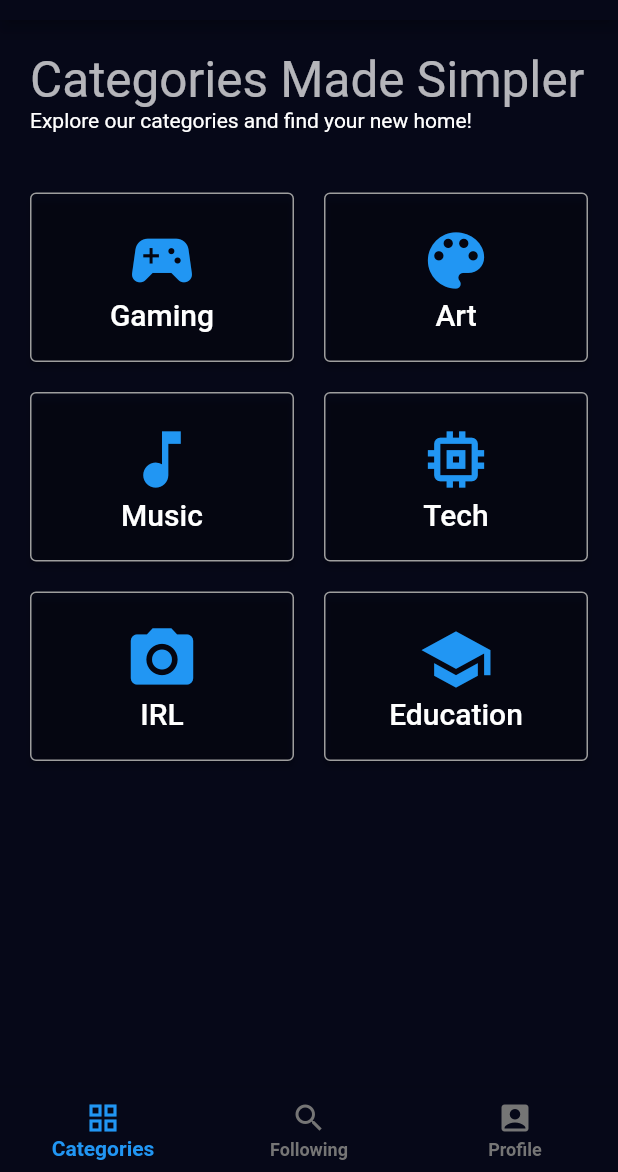
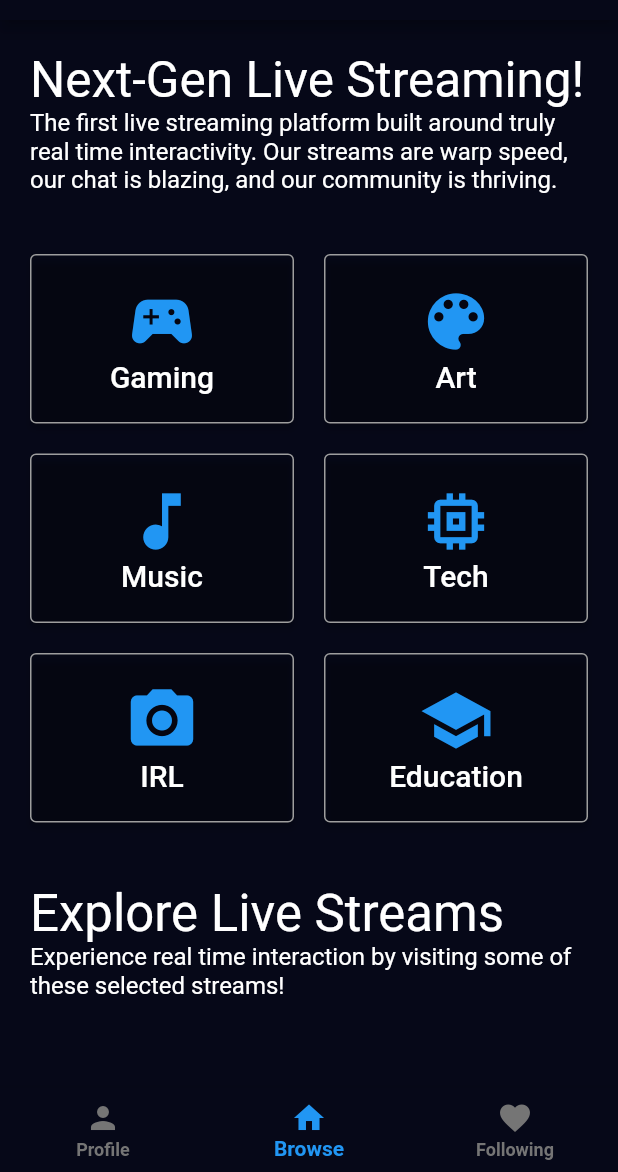
Before and after one commit to Glimesh/glimesh_app, a Flutter app: the screen it shows after launch, on a phone screen of 412 x 824 dp, the part 64-1236 px from its top. Run offline on Flutter 3.47's test engine with Material 2 defaults, Android fonts, the phone set to English and light mode, and no system bars; drawn by our look-alikes of auto_size_text; our stand-ins replace equatable, flutter_bloc, graphql_flutter; missing offline and left inert: flutter_webrtc, gql, gql_phoenix_link, janus_client, oauth2.

Commit message:
Stream titles, chat backgrounds, and more!

```diff
--- a/lib/main.dart
+++ b/lib/main.dart
@@ -1,4 +1,5 @@
 import 'package:flutter/material.dart';
+import 'package:glimesh_app/glimesh.dart';
 import 'package:glimesh_app/screens/CategoryListScreen.dart';
 import 'package:glimesh_app/screens/ChannelListScreen.dart';
 import 'package:glimesh_app/screens/ChannelScreen.dart';
@@ -13,9 +14,14 @@ class GlimeshApp extends StatelessWidget {
   Future<GraphQLClient> _client() async {
     const CLIENT_ID =
         String.fromEnvironment('GLIMESH_CLIENT_ID', defaultValue: 'FAKE_VALUE');
+    const CLIENT_SECRET = String.fromEnvironment('GLIMESH_CLIENT_SECRET',
+        defaultValue: 'FAKE_VALUE');
+
+    final oauthClient = await createOauthClient(CLIENT_ID, CLIENT_SECRET);
+    final token = oauthClient.credentials.accessToken;
 
     final _socketUrl =
-        'wss://glimesh.tv/api/socket/websocket?vsn=2.0.0&client_id=$CLIENT_ID';
+        'wss://glimesh.dev/api/graph/websocket?vsn=2.0.0&token=$token';
     final channel = PhoenixLink.createChannel(websocketUri: _socketUrl);
     final PhoenixLink _phoenixLink = PhoenixLink(channel: await channel);
 
@@ -31,6 +37,11 @@ class GlimeshApp extends StatelessWidget {
 
   @override
   Widget build(BuildContext context) {
+    final whiteTextTheme = Theme.of(context).textTheme.apply(
+          bodyColor: Colors.white,
+          displayColor: Colors.white,
+        );
+
     return FutureBuilder(
         future: _client(),
         builder: (BuildContext context, AsyncSnapshot<GraphQLClient> snapshot) {
@@ -55,9 +66,7 @@ class GlimeshApp extends StatelessWidget {
                 primaryColor: Color(0xff060818),
                 canvasColor: Color(0xff060818),
                 bottomAppBarColor: Color(0xff0e1726),
-                textTheme: TextTheme().apply(
-                    bodyColor: Color(0xffffffff),
-                    displayColor: Color(0xffffffff)),
+                textTheme: whiteTextTheme,
               ),
               themeMode: ThemeMode.dark,
               home: MyHomePage(title: 'Glimesh Alpha'),
@@ -93,6 +102,8 @@ class MyHomePage extends StatefulWidget {
 }
 
 class _MyHomePageState extends State<MyHomePage> {
+  int _selectedIndex = 1;
+
   @override
   Widget build(BuildContext context) {
     return Scaffold(
@@ -108,10 +119,10 @@ class _MyHomePageState extends State<MyHomePage> {
       drawer: Drawer(
         child: ListView(
           padding: EdgeInsets.zero,
-          children: const <Widget>[
+          children: <Widget>[
             DrawerHeader(
               decoration: BoxDecoration(
-                color: Colors.blue,
+                color: Theme.of(context).primaryColor,
               ),
               child: Text(
                 'Drawer Header',
@@ -143,21 +154,29 @@ class _MyHomePageState extends State<MyHomePage> {
         selectedLabelStyle: TextStyle(fontWeight: FontWeight.w600),
         unselectedLabelStyle: TextStyle(fontWeight: FontWeight.w600),
         type: BottomNavigationBarType.fixed,
+        currentIndex: _selectedIndex,
+        onTap: _onItemTapped,
         items: [
           BottomNavigationBarItem(
-            icon: Icon(Icons.grid_view),
-            label: "Categories",
+            icon: Icon(Icons.person),
+            label: "Profile",
           ),
           BottomNavigationBarItem(
-            icon: Icon(Icons.search),
-            label: "Following",
+            icon: Icon(Icons.home),
+            label: "Browse",
           ),
           BottomNavigationBarItem(
-            icon: Icon(Icons.account_box),
-            label: "Profile",
+            icon: Icon(Icons.favorite),
+            label: "Following",
           ),
         ],
       ),
     );
   }
+
+  _onItemTapped(int index) {
+    setState(() {
+      _selectedIndex = index;
+    });
+  }
 }
--- a/lib/repository.dart
+++ b/lib/repository.dart
@@ -11,14 +11,6 @@ class GlimeshRepository {
   GlimeshRepository({required this.client});
 
   Future<QueryResult> getLiveChannels(String categorySlug) async {
-    // final WatchQueryOptions _options = WatchQueryOptions(
-    //   document: parseString(channel_queries.queryLiveChannels),
-    //   variables: <String, dynamic>{},
-    //   pollInterval: Duration(seconds: 10),
-    //   fetchResults: true,
-    // );
-    //
-    // return await client.query(_options);
     return client.query(QueryOptions(
       document: parseString(channel_queries.queryLiveChannels),
       variables: <String, dynamic>{"categorySlug": categorySlug},
@@ -36,7 +28,7 @@ class GlimeshRepository {
     return client.subscribe(
       SubscriptionOptions(
         operationName: "ChatMessages",
-        document: parseString(chat_queries.chatMessages),
+        document: parseString(chat_queries.chatMessagesSubscription),
         variables: <String, dynamic>{"channelId": channelId},
       ),
     );
--- a/lib/screens/CategoryListScreen.dart
+++ b/lib/screens/CategoryListScreen.dart
@@ -24,12 +24,13 @@ class CategoryListWidget extends StatelessWidget {
   @override
   Widget build(BuildContext context) {
     return Column(children: [
-      buildHeader(context),
-      buildButtons(context),
+      _buildHeader(context),
+      _buildButtons(context),
+      _buildSomeStreams(context)
     ]);
   }
 
-  Widget buildHeader(BuildContext context) {
+  Widget _buildHeader(BuildContext context) {
     return Container(
       padding: EdgeInsets.all(20),
       child: Column(
@@ -38,7 +39,7 @@ class CategoryListWidget extends StatelessWidget {
             children: [
               Expanded(
                 child: AutoSizeText(
-                  "Categories Made Simpler",
+                  "Next-Gen Live Streaming!",
                   style: Theme.of(context).textTheme.headline4,
                   // style: TextStyle(fontSize: 20),
                   maxLines: 1,
@@ -47,14 +48,20 @@ class CategoryListWidget extends StatelessWidget {
             ],
           ),
           Row(
-            children: [Text("Explore our categories and find your new home!")],
+            children: [
+              Expanded(
+                child: AutoSizeText(
+                    "The first live streaming platform built around truly real time interactivity. Our streams are warp speed, our chat is blazing, and our community is thriving.",
+                    style: Theme.of(context).textTheme.subtitle1),
+              )
+            ],
           ),
         ],
       ),
     );
   }
 
-  Widget buildButtons(BuildContext context) {
+  Widget _buildButtons(BuildContext context) {
     return Container(
       padding: EdgeInsets.all(10),
       child: Column(
@@ -147,4 +154,35 @@ class CategoryListWidget extends StatelessWidget {
       ),
     );
   }
+
+  Widget _buildSomeStreams(BuildContext context) {
+    return Container(
+      padding: EdgeInsets.all(20),
+      child: Column(
+        children: [
+          Row(
+            children: [
+              Expanded(
+                child: AutoSizeText(
+                  "Explore Live Streams",
+                  style: Theme.of(context).textTheme.headline4,
+                  // style: TextStyle(fontSize: 20),
+                  maxLines: 1,
+                ),
+              )
+            ],
+          ),
+          Row(
+            children: [
+              Expanded(
+                child: AutoSizeText(
+                    "Experience real time interaction by visiting some of these selected streams!",
+                    style: Theme.of(context).textTheme.subtitle1),
+              )
+            ],
+          ),
+        ],
+      ),
+    );
+  }
 }
--- a/pubspec.yaml
+++ b/pubspec.yaml
@@ -40,6 +40,7 @@ dependencies:
   phoenix_wings: ^0.2.2
   gql_phoenix_link: ^0.1.0
   auto_size_text: ^2.1.0
+  oauth2: ^2.0.0
 
 dev_dependencies:
   flutter_test:
```
Also changed, not shown: lib/blocs/repos/channel_list_bloc.dart (+20 -6 lines), lib/blocs/repos/chat_messages_bloc.dart (+23 -37 lines), lib/components/Chat.dart (+42 -6 lines), lib/components/FTLPlayer.dart (+11 -7 lines), lib/components/StreamTitle.dart (added, +140 -0 lines), lib/glimesh.dart (added, +17 -0 lines), lib/graphql/queries/channels.dart (+8 -1 lines), lib/graphql/queries/chat.dart (+13 -5 lines), lib/screens/ChannelScreen.dart (+15 -3 lines), pubspec.lock, 2 other files.
